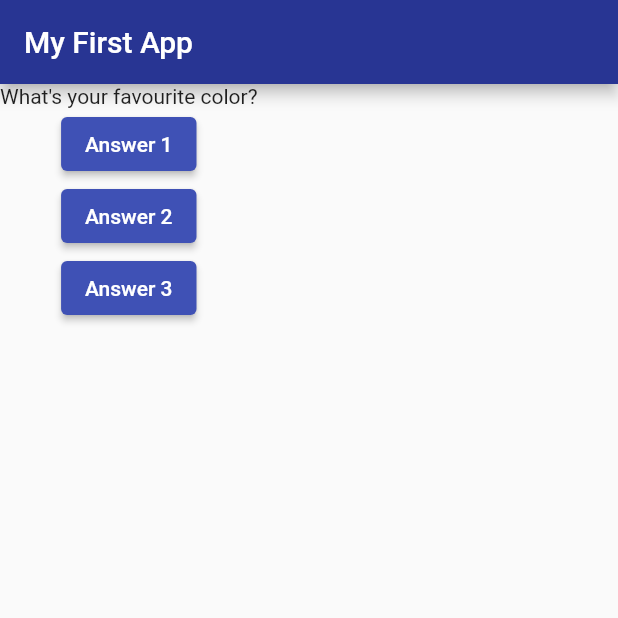
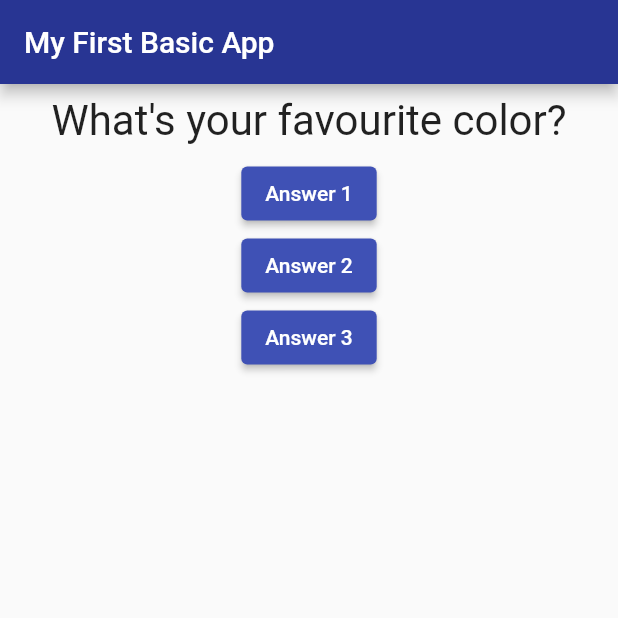
Before and after one commit to PierluigiBarocci/flutter_quiz_app, a Flutter app: the screen it shows after launch, on a phone screen of 412 x 824 dp, the top half of it. Run offline on Flutter 3.47's test engine with Material 2 defaults, Android fonts, the phone set to English and light mode, and no system bars.

Commit message:
add Container widget to style a little bit question.dart

```diff
--- a/lib/main.dart
+++ b/lib/main.dart
@@ -42,7 +42,7 @@ class _HomeState extends State<Home> {
   Widget build(BuildContext context) {
     return Scaffold(
       appBar: AppBar(
-        title: Text('My First App'),
+        title: Text('My First Basic App'),
         backgroundColor: Colors.indigo.shade800,
       ),
       body: Column(
--- a/lib/question.dart
+++ b/lib/question.dart
@@ -6,6 +6,14 @@ class Question extends StatelessWidget {
 
   @override
   Widget build(BuildContext context) {
-    return Text(questionText);
+    return Container(
+      width: double.infinity,
+      margin: EdgeInsets.all(8.0),
+      child: Text(
+        questionText,
+        style: TextStyle(fontSize: 28),
+        textAlign: TextAlign.center,
+      ),
+    );
   }
 }
```
